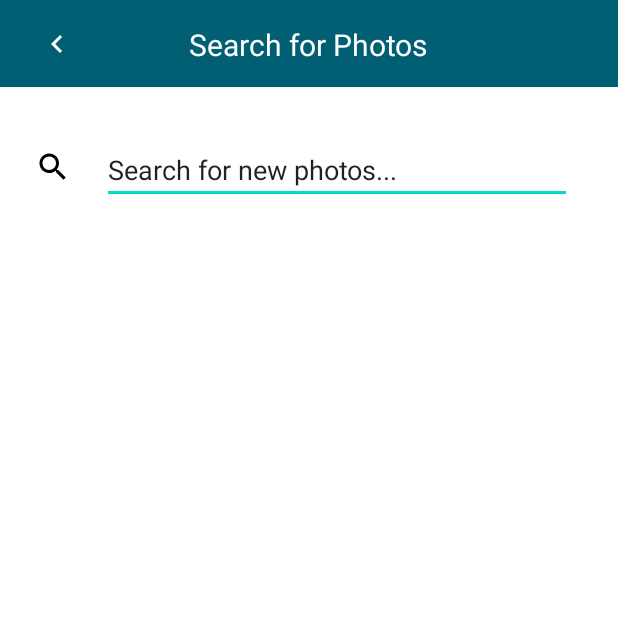
After one commit to busrabasegmez/RandomPhotoApp, an Android app: the SearchActivity screen opened directly, with no data from a screen before it, on a phone screen of 412 x 824 dp, the top half of it. The commit adds this screen. Run offline under Robolectric (Android 15) with nearby library versions, the phone set to English and light mode, and no system bars.

Commit message:
search activity added

```diff
--- /dev/null
+++ b/app/src/main/java/com/example/randomphotogenerator/HomeFeed.kt
@@ -0,0 +1,3 @@
+package com.example.randomphotogenerator
+
+class HomeFeed(val photos:List<PhotoData>)
--- a/app/src/main/java/com/example/randomphotogenerator/PhotoData.kt
+++ b/app/src/main/java/com/example/randomphotogenerator/PhotoData.kt
@@ -1,6 +1,7 @@
 package com.example.randomphotogenerator
 
 import com.google.gson.annotations.SerializedName
+
 
 data class PhotoData(
     val id: String,
--- /dev/null
+++ b/app/src/main/java/com/example/randomphotogenerator/SearchActivity.kt
@@ -0,0 +1,68 @@
+package com.example.randomphotogenerator
+
+import android.content.Intent
+import androidx.appcompat.app.AppCompatActivity
+import android.os.Bundle
+import android.widget.ImageButton
+import android.widget.Toast
+import androidx.recyclerview.widget.LinearLayoutManager
+import androidx.recyclerview.widget.RecyclerView
+import com.example.randomphotogenerator.adapters.RecyclerViewAdapter
+import com.google.gson.GsonBuilder
+import okhttp3.*
+import java.io.IOException
+
+class SearchActivity : AppCompatActivity() {
+    lateinit var leftButton: ImageButton
+    private lateinit var recyclerViewAdapter: RecyclerViewAdapter
+    lateinit var photosRecyclerView :RecyclerView
+
+    override fun onCreate(savedInstanceState: Bundle?) {
+        super.onCreate(savedInstanceState)
+        setContentView(R.layout.activity_search)
+
+
+        val photosRecyclerView = findViewById<RecyclerView>(R.id.recycler_view)
+
+        photosRecyclerView.layoutManager = LinearLayoutManager(this)
+//        photosRecyclerView.adapter= RecyclerViewAdapter()
+
+        leftButton = findViewById<ImageButton>(R.id.left)
+        leftButton.setOnClickListener {
+            val intent = Intent(this, MainActivity::class.java)
+            startActivity(intent)
+        }
+
+    }
+
+    fun fetchJson() {
+        val query = ""
+        val url = "https://api.unsplash.com/search/photos?query=${query}"
+        val request = Request.Builder().url(url).build()
+
+
+        val client = OkHttpClient()
+        client.newCall(request).enqueue(object : Callback {
+            override fun onResponse(call: Call, response: Response) {
+                val body = response?.body?.string()
+                println(body)
+
+                val gson = GsonBuilder().create()
+                val homeFeed = gson.fromJson(body, HomeFeed::class.java)
+
+
+                runOnUiThread {
+                    photosRecyclerView.adapter = RecyclerViewAdapter(homeFeed)
+
+                }
+
+            }
+
+            override fun onFailure(call: Call, e: IOException) {
+                Toast.makeText(this@SearchActivity,"failed",Toast.LENGTH_LONG).show()
+            }
+        })
+    }
+
+
+}
--- /dev/null
+++ b/app/src/main/res/drawable/ic_baseline_search_24.xml
@@ -0,0 +1,5 @@
+<vector android:height="24dp" android:tint="#FFFFFF"
+    android:viewportHeight="24" android:viewportWidth="24"
+    android:width="24dp" xmlns:android="http://schemas.android.com/apk/res/android">
+    <path android:fillColor="@android:color/white" android:pathData="M15.5,14h-0.79l-0.28,-0.27C15.41,12.59 16,11.11 16,9.5 16,5.91 13.09,3 9.5,3S3,5.91 3,9.5 5.91,16 9.5,16c1.61,0 3.09,-0.59 4.23,-1.57l0.27,0.28v0.79l5,4.99L20.49,19l-4.99,-5zM9.5,14C7.01,14 5,11.99 5,9.5S7.01,5 9.5,5 14,7.01 14,9.5 11.99,14 9.5,14z"/>
+</vector>
--- /dev/null
+++ b/app/src/main/res/drawable/search_black.xml
@@ -0,0 +1,5 @@
+<vector android:height="24dp" android:tint="#000000"
+    android:viewportHeight="24" android:viewportWidth="24"
+    android:width="24dp" xmlns:android="http://schemas.android.com/apk/res/android">
+    <path android:fillColor="@android:color/white" android:pathData="M15.5,14h-0.79l-0.28,-0.27C15.41,12.59 16,11.11 16,9.5 16,5.91 13.09,3 9.5,3S3,5.91 3,9.5 5.91,16 9.5,16c1.61,0 3.09,-0.59 4.23,-1.57l0.27,0.28v0.79l5,4.99L20.49,19l-4.99,-5zM9.5,14C7.01,14 5,11.99 5,9.5S7.01,5 9.5,5 14,7.01 14,9.5 11.99,14 9.5,14z"/>
+</vector>
--- /dev/null
+++ b/app/src/main/res/layout/activity_search.xml
@@ -0,0 +1,53 @@
+<?xml version="1.0" encoding="utf-8"?>
+<androidx.constraintlayout.widget.ConstraintLayout xmlns:android="http://schemas.android.com/apk/res/android"
+    xmlns:app="http://schemas.android.com/apk/res-auto"
+    xmlns:tools="http://schemas.android.com/tools"
+    android:layout_width="match_parent"
+    android:layout_height="match_parent"
+    tools:context=".SearchActivity">
+
+    <include
+        android:id="@+id/include"
+        layout="@layout/toolbar_search_activity"
+        app:layout_constraintTop_toTopOf="parent"
+        tools:layout_editor_absoluteX="0dp" />
+
+    <ImageButton
+        android:id="@+id/search"
+        android:layout_width="50dp"
+        android:layout_height="50dp"
+        android:layout_marginLeft="10dp"
+        android:layout_marginTop="28dp"
+        android:background="@color/button_text_color"
+        android:backgroundTint="@color/white"
+        android:src="@drawable/search_black"
+        app:layout_constraintStart_toStartOf="@+id/include"
+        app:layout_constraintTop_toBottomOf="@+id/include" />
+
+    <EditText
+        android:id="@+id/editTextTextPersonName"
+        android:layout_width="313dp"
+        android:layout_height="45dp"
+        android:layout_marginStart="8dp"
+        android:ems="10"
+        android:inputType="textPersonName"
+        android:text="Search for new photos..."
+        app:layout_constraintBottom_toBottomOf="@+id/search"
+        app:layout_constraintStart_toEndOf="@+id/search" />
+
+    <androidx.recyclerview.widget.RecyclerView
+        android:id="@+id/recycler_view"
+        android:layout_width="409dp"
+        android:layout_height="521dp"
+        app:layout_constraintEnd_toEndOf="parent"
+        app:layout_constraintStart_toStartOf="parent"
+        app:layout_constraintTop_toTopOf="@+id/guideline" />
+
+    <androidx.constraintlayout.widget.Guideline
+        android:id="@+id/guideline"
+        android:layout_width="wrap_content"
+        android:layout_height="wrap_content"
+        android:orientation="horizontal"
+        app:layout_constraintGuide_percent="0.23" />
+
+</androidx.constraintlayout.widget.ConstraintLayout>
--- a/app/src/main/res/layout/toolbar.xml
+++ b/app/src/main/res/layout/toolbar_search_activity.xml
@@ -1,5 +1,6 @@
 <?xml version="1.0" encoding="utf-8"?>
 <RelativeLayout xmlns:android="http://schemas.android.com/apk/res/android"
+    xmlns:app="http://schemas.android.com/apk/res-auto"
     android:layout_width="match_parent"
     android:layout_height="wrap_content"
     android:background="@color/button_text_color">
@@ -9,29 +10,27 @@
         android:layout_height="58dp"
         android:padding="16dp">
 
-        <ImageView
+        <ImageButton
             android:id="@+id/left"
+            android:layout_marginStart="10dp"
+            android:layout_width="wrap_content"
+            android:layout_height="50dp"
+            android:src="@drawable/back"
+            android:background="@color/button_text_color"
+            android:layout_centerVertical="true"/>
+
+
+
+        <TextView
+            android:id="@+id/textView"
             android:layout_width="wrap_content"
             android:layout_height="wrap_content"
-            android:src="@drawable/back"
-            android:layout_centerVertical="true"/>
+            android:layout_centerVertical="true"
+            android:layout_centerHorizontal="true"
+            android:text="Search for Photos"
+            android:textColor="@color/white"
+            android:textSize="20sp"/>
 
-        <TextView
-            android:layout_width="wrap_content"
-            android:layout_height="wrap_content"
-            android:layout_marginStart="16dp"
-            android:layout_toEndOf="@+id/left"
-            android:layout_centerVertical="true"
-            android:text="Random Photo Generator"
-            android:textColor="@color/white" />
-
-        <ImageView
-            android:id="@+id/menu"
-            android:layout_width="wrap_content"
-            android:layout_height="wrap_content"
-            android:layout_alignParentEnd="true"
-            android:src="@drawable/menu"
-            android:layout_centerVertical="true"/>
     </RelativeLayout>
 
 </RelativeLayout>
```
Also changed, not shown: app/build.gradle (+7 -2 lines), app/src/main/AndroidManifest.xml (+9 -3 lines), app/src/main/java/com/example/randomphotogenerator/ApiService.kt (added, +10 -0 lines), app/src/main/java/com/example/randomphotogenerator/MainActivity.kt (+20 -15 lines), app/src/main/java/com/example/randomphotogenerator/adapters/RecyclerViewAdapter.kt (added, +49 -0 lines), app/src/main/res/layout/activity_main.xml (+14 -8 lines), app/src/main/res/layout/recycler_view_photos.xml (added, +40 -0 lines), app/src/main/res/layout/toolbar_main_activity.xml (added, +33 -0 lines).
